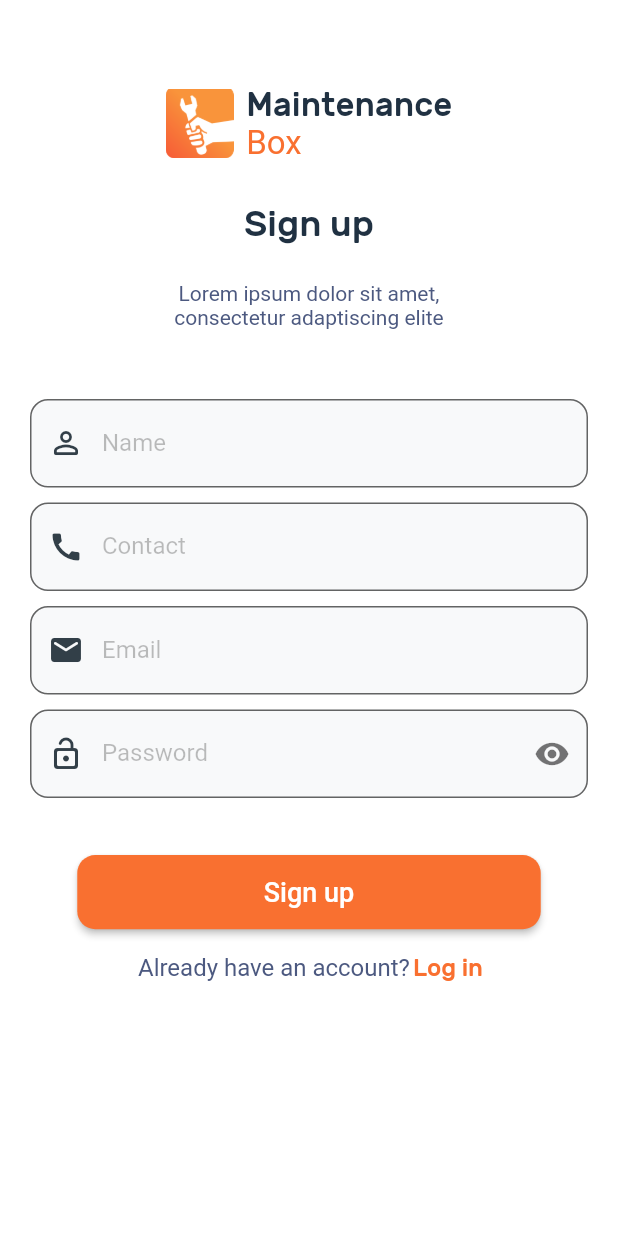
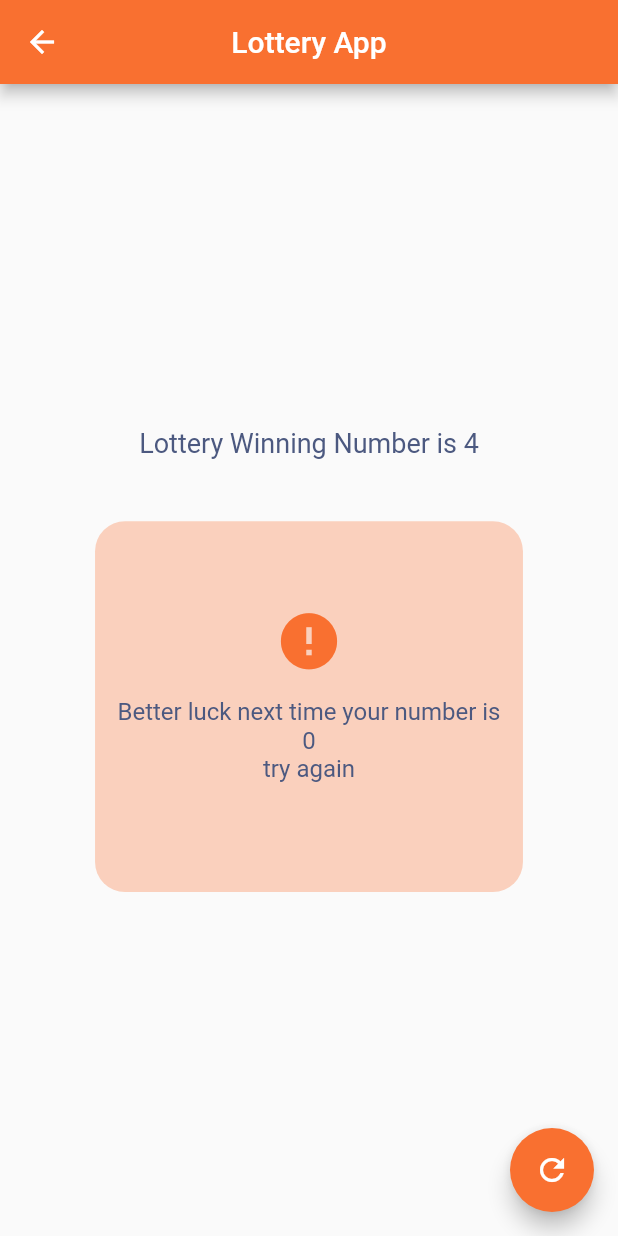
Before and after one commit to Muhammad-Adnan796/Asif-taj-flutter-course, a Flutter app: the screen it shows after launch, after a tap on "Log in", on a phone screen of 412 x 824 dp. Run offline on Flutter 3.47's test engine with Material 2 defaults, Android fonts, the light colour scheme and no system bars; Roboto replaces fonts that are missing (Rubik Regular, Rubike Regular); project files that could hold a hidden picture were left out.

Commit message:
lottery app  asif taj chapter 3

```diff
--- /dev/null
+++ b/lib/chapter 3/lottery_app.dart
@@ -0,0 +1,121 @@
+import 'package:flutter/material.dart';
+import 'dart:math';
+
+class LotteryApp extends StatefulWidget {
+  const LotteryApp({Key? key}) : super(key: key);
+
+  @override
+  State<LotteryApp> createState() => _LotteryAppState();
+}
+
+class _LotteryAppState extends State<LotteryApp> {
+  Random _random = Random();
+  int x = 0;
+  Color _color = Color(0xffF97030);
+
+  @override
+  Widget build(BuildContext context) {
+    return Scaffold(
+      appBar: AppBar(
+        backgroundColor: _color,
+        title: Text(
+          "Lottery App",
+          textAlign: TextAlign.center,
+          style: TextStyle(
+            fontSize: 20,
+            fontFamily: "Rubik Regular",
+            color: Colors.white,
+          ),
+        ),
+        centerTitle: true,
+      ),
+      body: Column(
+        mainAxisAlignment: MainAxisAlignment.center,
+        crossAxisAlignment: CrossAxisAlignment.center,
+        children: [
+          Center(
+            child: Text(
+              "Lottery Winning Number is 4",
+              textAlign: TextAlign.center,
+              style: TextStyle(
+                  fontSize: 18,
+                  fontFamily: "Rubik Regular",
+                  color: Color(0xff4C5980)),
+            ),
+          ),
+          SizedBox(
+            height: MediaQuery.of(context).size.height * 0.05,
+          ),
+          Container(
+            decoration: BoxDecoration(
+                color: _color.withOpacity(0.3),
+                borderRadius: BorderRadius.circular(20)),
+            height: MediaQuery.of(context).size.height * 0.3,
+            // width: MediaQuery.of(context).size.width * 0.74,
+            child: x == 4
+                ? Column(
+                    mainAxisAlignment: MainAxisAlignment.center,
+                    crossAxisAlignment: CrossAxisAlignment.center,
+                    children: [
+                      Icon(
+                        Icons.done_all_rounded,
+                        color: Colors.green,
+                        size: 45,
+                      ),
+                      Padding(
+                        padding: const EdgeInsets.all(15.0),
+                        child: Text(
+                          "Congratulations you won the lottery. your number is\n$x\n",
+                          textAlign: TextAlign.center,
+                          style: TextStyle(
+                            fontSize: 16,
+                            fontFamily: "Rubik Regular",
+                            color: Color(0xff4C5980),
+                          ),
+                        ),
+                      )
+                    ],
+                  )
+                : Column(
+                    mainAxisAlignment: MainAxisAlignment.center,
+                    crossAxisAlignment: CrossAxisAlignment.center,
+                    children: [
+                      Icon(
+                        Icons.error,
+                        color: _color,
+                        size: 45,
+                      ),
+                      Padding(
+                        padding: const EdgeInsets.all(15.0),
+                        child: Text(
+                          "Better luck next time your number is\n$x\ntry again",
+                          textAlign: TextAlign.center,
+                          style: TextStyle(
+                            fontSize: 16,
+                            fontFamily: "Rubik Regular",
+                            color: Color(0xff4C5980),
+                          ),
+                        ),
+                      )
+                    ],
+                  ),
+          )
+        ],
+      ),
+      floatingActionButton: FloatingActionButton(
+        onPressed: () {
+          setState(() {
+            x = _random.nextInt(6);
+          });
+
+          x++;
+          print(x);
+        },
+        child: Icon(
+          Icons.refresh,
+        ),
+        backgroundColor: _color,
+      ),
+    );
+  }
+}
--- a/lib/login.dart
+++ b/lib/login.dart
@@ -200,12 +200,7 @@ class _LoginPageState extends State<LoginPage> {
                   ),
                 ),
                 onPress: () {
-                  Navigator.push(
-                    context,
-                    MaterialPageRoute(
-                      builder: (context) => Signupage(),
-                    ),
-                  );
+                   Navigator.pushNamed(context, "/lottery");
                 },
                 backgroundColor: Color(0xffF97030),
               ),
--- a/lib/main.dart
+++ b/lib/main.dart
@@ -1,3 +1,4 @@
+import 'package:chapter_2_asif_taj/chapter%203/lottery_app.dart';
 import 'package:chapter_2_asif_taj/forgot.dart';
 import 'package:chapter_2_asif_taj/login.dart';
 import 'package:chapter_2_asif_taj/signup.dart';
@@ -24,6 +25,7 @@ class _MyAppState extends State<MyApp> {
         "/login" : (context) => LoginPage(),
          "/signup" : (context) => Signupage(),
          "/forgot" : (context) => ForgotPage(),
+              "/lottery" : (context) => LotteryApp(),
       },
     );
   }
```
Also changed, not shown: forgot password.PNG (added), login.PNG (added), lottery.PNG (added), signup.PNG (added).
